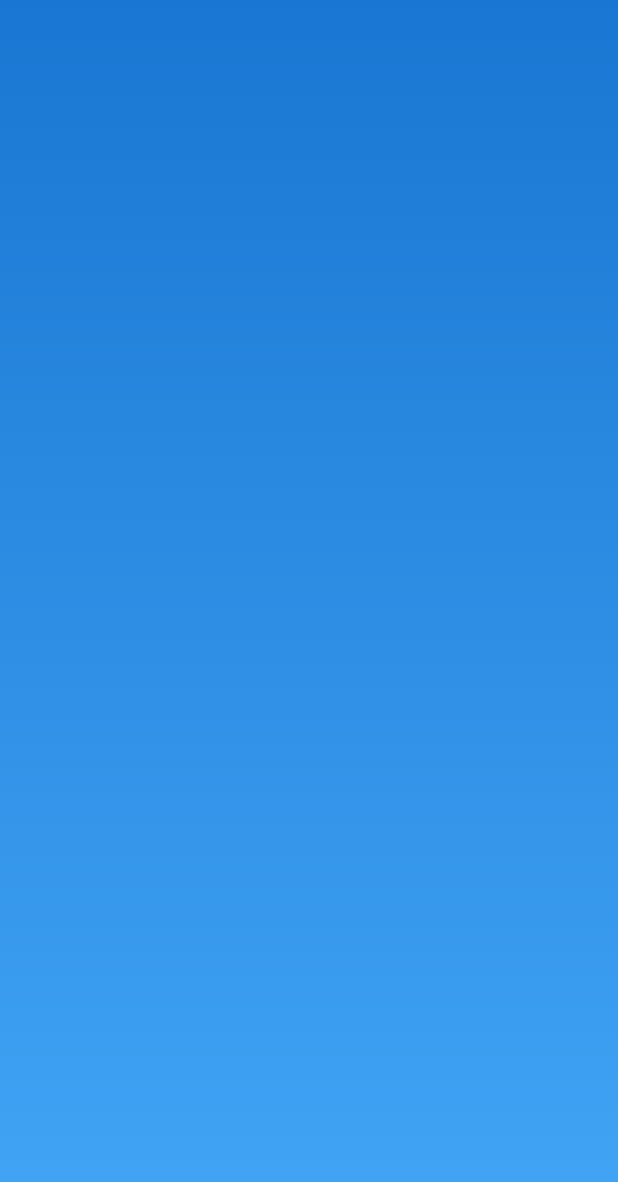
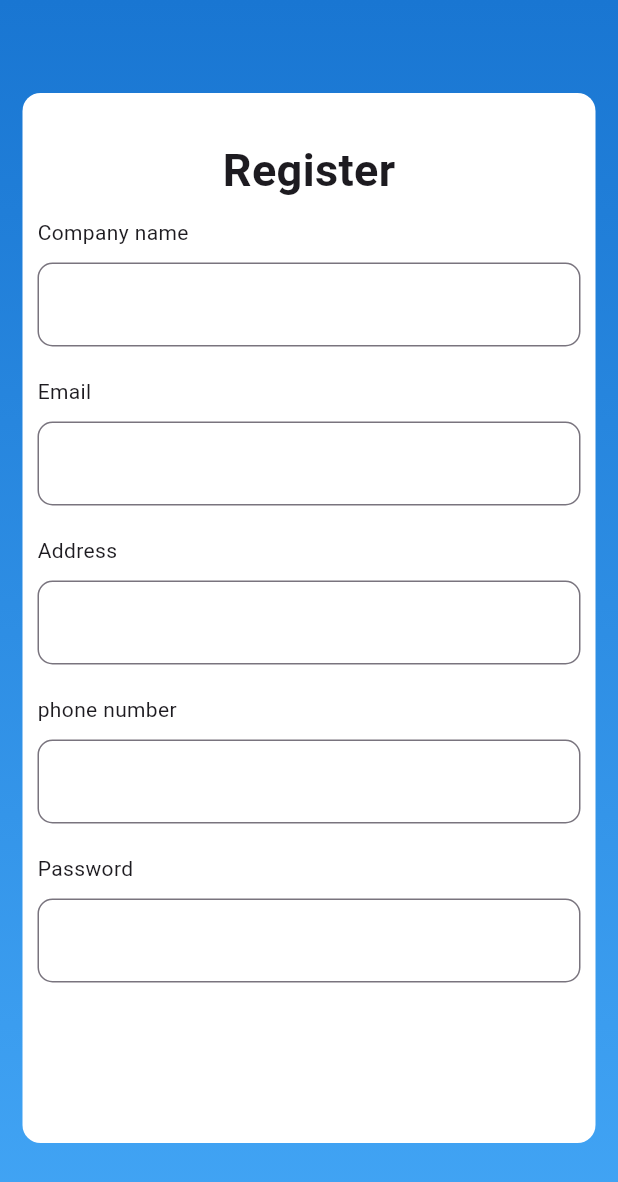
Before and after one commit to sinanex/shersoft-task, a Flutter app: the screen it shows after launch, after a tap on "create", on a phone screen of 412 x 824 dp. Shown: the top 1182 px of the screen. Run offline on Flutter 3.47's test engine with Material 3 defaults, Android fonts, the phone set to English and light mode, and no system bars.

Commit message:
change to mvc architecture

```diff
--- a/lib/main.dart
+++ b/lib/main.dart
@@ -1,7 +1,9 @@
 import 'package:flutter/material.dart';
-import 'package:shersoft/login.dart';
+import 'package:shersoft/view/home/homepage.dart';
+import 'package:shersoft/view/login&register/login.dart';
 
 void main(){
+  WidgetsFlutterBinding.ensureInitialized();
   runApp(MyApp());
 }
 
@@ -11,6 +13,7 @@ class MyApp extends StatelessWidget {
   @override
   Widget build(BuildContext context) {
     return  MaterialApp(
+      theme: ThemeData.light(),
       home: LoginPage(),
       debugShowCheckedModeBanner: false,
 
--- a/lib/register.dart
+++ /dev/null
@@ -1,22 +0,0 @@
-import 'package:flutter/material.dart';
-
-class RegisterPage extends StatelessWidget {
-  const RegisterPage({super.key});
-
-  @override
-  Widget build(BuildContext context) {
-    return Scaffold(
-      body: Container(
-        decoration: BoxDecoration(
-          gradient: LinearGradient(
-            begin: Alignment.topCenter,
-            end: Alignment.bottomCenter,
-            colors: [
-            Colors.blue[700]!,
-            Colors.blue[400]!
-          ])
-        ),
-      ),
-    );
-  }
-}
--- a/lib/login.dart
+++ b/lib/view/login&register/login.dart
@@ -1,5 +1,7 @@
 import 'package:flutter/material.dart';
-import 'package:shersoft/register.dart';
+import 'package:shersoft/view/home/homepage.dart';
+import 'package:shersoft/view/login&register/register.dart';
+import 'package:shersoft/view/login&register/widget/widget.dart';
 
 class LoginPage extends StatelessWidget {
   final TextEditingController _emailCOntroller = TextEditingController();
@@ -48,8 +50,8 @@ class LoginPage extends StatelessWidget {
                       }, child: Text("create")),
                     ],
                   ),
-                  _loginform(controller: _emailCOntroller, lable: 'Email'),
-                  _loginform(
+                  loginform(controller: _emailCOntroller, lable: 'Email'),
+                  loginform(
                       controller: _passwordController, lable: 'Password'),
                   Row(
                     children: [
@@ -71,7 +73,9 @@ class LoginPage extends StatelessWidget {
                             backgroundColor: Color(0xFF0A1EBE),
                             foregroundColor: Colors.white,
                           ),
-                          onPressed: () {},
+                          onPressed: () {
+                            Navigator.push(context, MaterialPageRoute(builder: (_)=>Homepage()));
+                          },
                           child: Text("Login")),
                     ),
                   )
@@ -84,27 +88,5 @@ class LoginPage extends StatelessWidget {
     );
   }
 
-  Padding _loginform(
-      {required String lable, required TextEditingController controller}) {
-    return Padding(
-      padding: const EdgeInsets.all(10.0),
-      child: Column(
-        spacing: 10,
-        crossAxisAlignment: CrossAxisAlignment.start,
-        children: [
-          Text(lable),
-          TextField(
-            controller: controller,
-            decoration: InputDecoration(
-                border: OutlineInputBorder(
-                    borderRadius: BorderRadius.circular(10),
-                    borderSide: BorderSide(
-                      color: Colors.grey,
-                      width: 0.5,
-                    ))),
-          ),
-        ],
-      ),
-    );
+
   }
-}
--- /dev/null
+++ b/lib/view/login&register/register.dart
@@ -0,0 +1,52 @@
+import 'package:flutter/material.dart';
+import 'package:shersoft/view/login&register/widget/widget.dart';
+
+class RegisterPage extends StatelessWidget {
+  final TextEditingController _nameController = TextEditingController();
+  final TextEditingController _emailCOntroller = TextEditingController();
+  final TextEditingController _passwordController = TextEditingController();
+  final TextEditingController _phoneController = TextEditingController();
+  final TextEditingController _adreesController = TextEditingController();
+   RegisterPage({super.key});
+
+  @override
+  Widget build(BuildContext context) {
+    return Scaffold(
+      body: Container(
+        decoration: BoxDecoration(
+          gradient: LinearGradient(
+              begin: Alignment.topCenter,
+              end: Alignment.bottomCenter,
+              colors: [Colors.blue[700]!, Colors.blue[400]!]),
+        ),
+        child: Center(
+          child: Padding(
+            padding: const EdgeInsets.all(15.0),
+            child: Container(
+              width: double.infinity,
+              height: 700,
+              decoration: BoxDecoration(
+                borderRadius: BorderRadius.circular(12),
+                color: Colors.white,
+              ),
+              child: Column(
+                children: [
+                  SizedBox(height: 30,),
+                  Text("Register",style: TextStyle(
+                    fontWeight: FontWeight.bold,
+                    fontSize: 30
+                  ),),
+                  loginform(controller:_nameController,lable: "Company name" ),
+                  loginform(controller:_emailCOntroller,lable: "Email" ),
+                  loginform(controller:_adreesController,lable: "Address" ),
+                  loginform(controller:_phoneController,lable: "phone number" ),
+                  loginform(controller:_passwordController,lable: "Password" ),
+                ],
+              ),
+            ),
+          ),
+        ),
+      ),
+    );
+  }
+}
--- /dev/null
+++ b/lib/view/login&register/widget/widget.dart
@@ -0,0 +1,24 @@
+import 'package:flutter/material.dart';
+
+Padding loginform(
+      {required String lable, required TextEditingController controller}) {
+    return Padding(
+      padding: const EdgeInsets.all(10.0),
+      child: Column(
+        spacing: 10,
+        crossAxisAlignment: CrossAxisAlignment.start,
+        children: [
+          Text(lable),
+          TextField(
+            controller: controller,
+            decoration: InputDecoration(
+                border: OutlineInputBorder(
+                    borderRadius: BorderRadius.circular(10),
+                    borderSide: BorderSide(
+                      color: Colors.grey,
+                      width: 0.5,
+                    ))),
+          ),
+        ],
+      ),
+    );}
```
Also changed, not shown: lib/homepage.dart (deleted, +0 -12 lines), lib/view/home/homepage.dart (added, +43 -0 lines).
